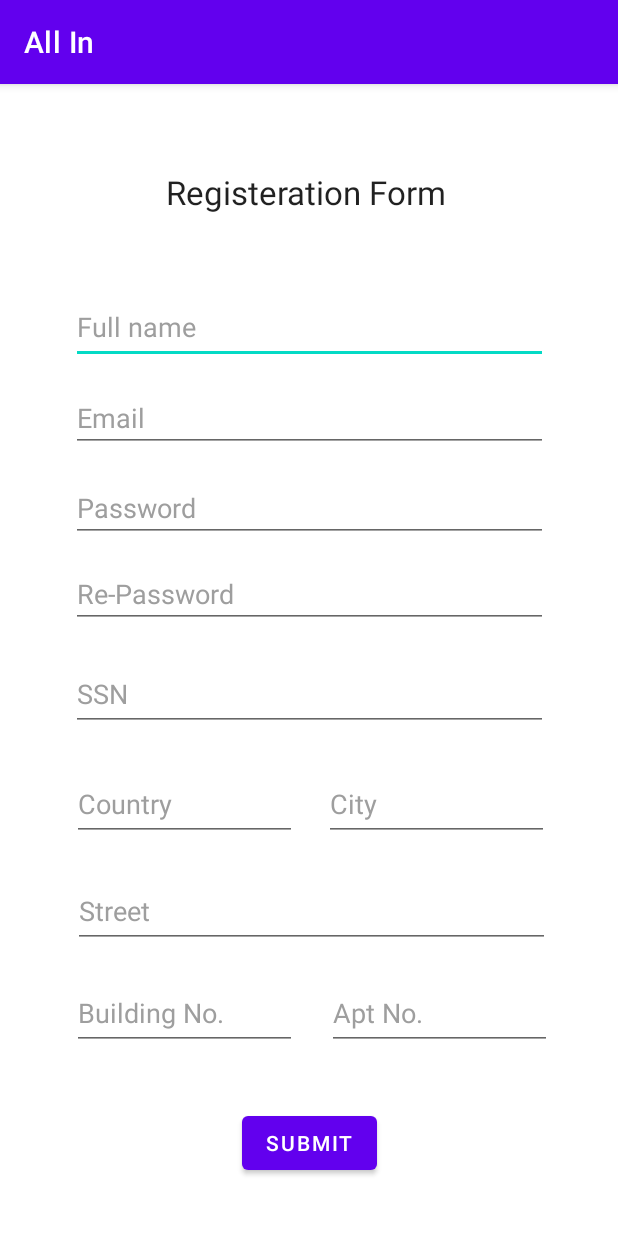
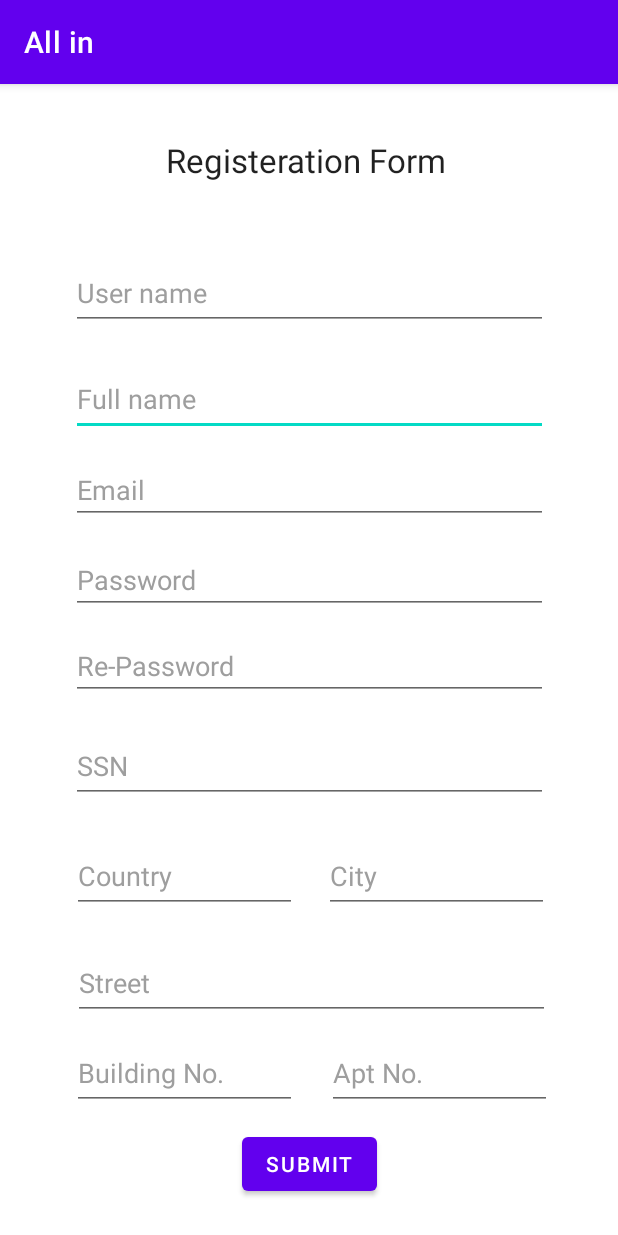
Before and after one commit to alikashlan10/Allin, an Android app: the RegisterActivity screen opened directly, with no data from a screen before it, on a phone screen of 412 x 824 dp. Run offline under Robolectric (Android 15) with nearby library versions, the phone set to English and light mode, and no system bars.

Commit message:
Reg edit

```diff
--- a/app/src/main/AndroidManifest.xml
+++ b/app/src/main/AndroidManifest.xml
@@ -8,7 +8,7 @@
         android:dataExtractionRules="@xml/data_extraction_rules"
         android:fullBackupContent="@xml/backup_rules"
         android:icon="@mipmap/ic_launcher"
-        android:label="@string/app_name"
+        android:label="All in"
         android:roundIcon="@mipmap/ic_launcher_round"
         android:supportsRtl="true"
         android:theme="@style/Theme.AllIn"
--- a/app/src/main/res/layout/activity_register.xml
+++ b/app/src/main/res/layout/activity_register.xml
@@ -4,7 +4,7 @@
     xmlns:tools="http://schemas.android.com/tools"
     android:layout_width="match_parent"
     android:layout_height="match_parent"
-    tools:context=".RegisterActivity">
+    tools:context=".Register">
 
     <com.google.android.material.textfield.TextInputEditText
         android:id="@+id/RegFullName"
@@ -14,6 +14,18 @@
         android:hint="Full name"
         android:textColorHint="#9E9E9E"
         app:layout_constraintBottom_toTopOf="@+id/RegEmail"
+        app:layout_constraintEnd_toEndOf="parent"
+        app:layout_constraintHorizontal_bias="0.505"
+        app:layout_constraintStart_toStartOf="parent" />
+
+    <com.google.android.material.textfield.TextInputEditText
+        android:id="@+id/RegUsername"
+        android:layout_width="318dp"
+        android:layout_height="49dp"
+        android:layout_marginBottom="21dp"
+        android:hint="User name"
+        android:textColorHint="#9E9E9E"
+        app:layout_constraintBottom_toTopOf="@+id/RegFullName"
         app:layout_constraintEnd_toEndOf="parent"
         app:layout_constraintHorizontal_bias="0.505"
         app:layout_constraintStart_toStartOf="parent" />
@@ -59,26 +71,26 @@
         app:layout_constraintStart_toStartOf="parent" />
 
     <com.google.android.material.textfield.TextInputEditText
+        android:id="@+id/RegApartment"
+        android:layout_width="150dp"
+        android:layout_height="49dp"
+        android:layout_marginEnd="44dp"
+        android:layout_marginBottom="84dp"
+        android:hint="Apt No."
+        android:textColorHint="#9E9E9E"
+        app:layout_constraintBottom_toBottomOf="parent"
+        app:layout_constraintEnd_toEndOf="parent" />
+
+    <com.google.android.material.textfield.TextInputEditText
         android:id="@+id/RegBuilding"
         android:layout_width="150dp"
         android:layout_height="49dp"
         android:layout_marginStart="48dp"
-        android:layout_marginBottom="124dp"
+        android:layout_marginBottom="84dp"
         android:hint="Building No."
         android:textColorHint="#9E9E9E"
         app:layout_constraintBottom_toBottomOf="parent"
         app:layout_constraintStart_toStartOf="parent" />
-
-    <com.google.android.material.textfield.TextInputEditText
-        android:id="@+id/RegApartment"
-        android:layout_width="150dp"
-        android:layout_height="49dp"
-        android:layout_marginEnd="44dp"
-        android:layout_marginBottom="124dp"
-        android:hint="Apt No."
-        android:textColorHint="#9E9E9E"
-        app:layout_constraintBottom_toBottomOf="parent"
-        app:layout_constraintEnd_toEndOf="parent" />
 
     <com.google.android.material.textfield.TextInputEditText
         android:id="@+id/RegCity"
@@ -110,7 +122,7 @@
         android:layout_height="49dp"
         android:layout_marginStart="48dp"
         android:layout_marginEnd="45dp"
-        android:layout_marginBottom="192dp"
+        android:layout_marginBottom="144dp"
         android:hint="Street"
         android:textColorHint="#9E9E9E"
         app:layout_constraintBottom_toBottomOf="parent"
@@ -136,7 +148,7 @@
         android:id="@+id/RegTitle"
         android:layout_width="191dp"
         android:layout_height="28dp"
-        android:layout_marginTop="57dp"
+        android:layout_marginTop="36dp"
         android:text="Registeration Form"
         android:textAppearance="@style/TextAppearance.AppCompat.Large"
         app:layout_constraintEnd_toEndOf="parent"
@@ -147,7 +159,7 @@
         android:id="@+id/Regsubmitbtn"
         android:layout_width="wrap_content"
         android:layout_height="wrap_content"
-        android:layout_marginBottom="38dp"
+        android:layout_marginBottom="24dp"
         android:text="Submit"
         app:layout_constraintBottom_toBottomOf="parent"
         app:layout_constraintEnd_toEndOf="parent"
```
